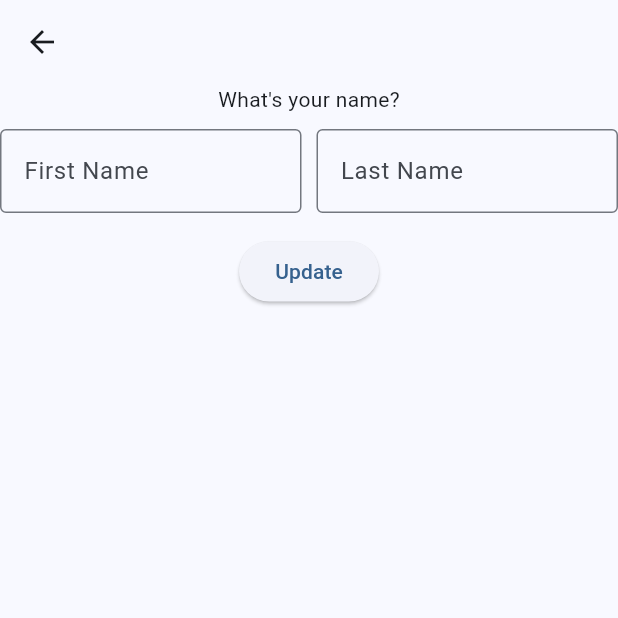
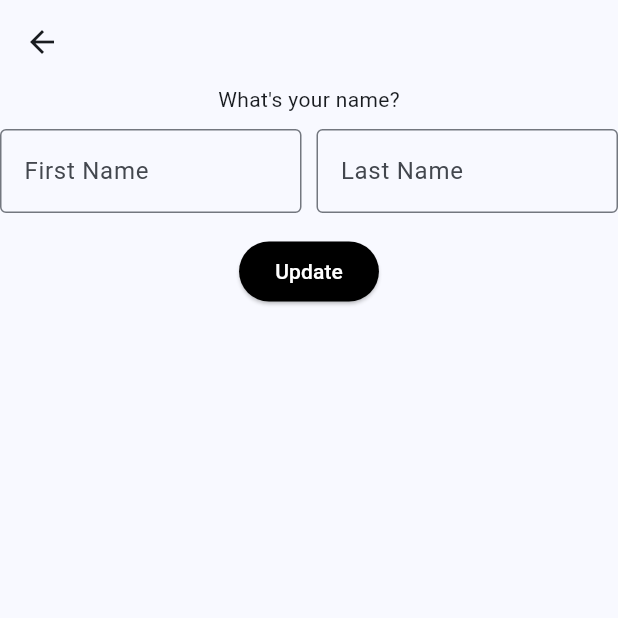
Before and after one commit to tietkenneth/ApproachableGeekDemo, a Flutter app: the NamePage screen opened directly with empty values, on a phone screen of 412 x 824 dp, the top half of it. Run offline on Flutter 3.47's test engine with Material 3 defaults, Android fonts, the phone set to English and light mode, and no system bars.

Commit message:
Updated colors of Update button

```diff
--- a/lib/main.dart
+++ b/lib/main.dart
@@ -255,8 +255,8 @@ class NamePage extends StatelessWidget {
         child: Column(
           //crossAxisAlignment: CrossAxisAlignment.start, // Align text to the start (left)
           children: [
-            Text("What's your name?"),
-            SizedBox(
+            const Text("What's your name?"),
+            const SizedBox(
               height: 10.0,
             ),
             Row(
@@ -264,22 +264,27 @@ class NamePage extends StatelessWidget {
                 Expanded(
                     child: TextField(
                         controller: firstNameController,
-                        decoration: InputDecoration(
+                        decoration: const InputDecoration(
                           labelText: 'First Name',
                           border: OutlineInputBorder(),
                         ))),
-                SizedBox(width: 10.0),
+                const SizedBox(width: 10.0),
                 Expanded(
                     child: TextField(
                         controller: lastNameController,
-                        decoration: InputDecoration(
+                        decoration: const InputDecoration(
                           labelText: 'Last Name',
                           border: OutlineInputBorder(),
                         ))),
               ],
             ),
-            SizedBox(height: 15),
+            const SizedBox(height: 15),
             ElevatedButton(
+              style: ButtonStyle(
+                  backgroundColor:
+                      MaterialStateProperty.all<Color>(Colors.black),
+                  foregroundColor:
+                      MaterialStateProperty.all<Color>(Colors.white)),
               onPressed: () {
                 String firstName = firstNameController.text;
                 String lastName = lastNameController.text;
@@ -321,6 +326,11 @@ class PhonePage extends StatelessWidget {
                 )),
             SizedBox(height: 15.0),
             ElevatedButton(
+              style: ButtonStyle(
+                  backgroundColor:
+                      MaterialStateProperty.all<Color>(Colors.black),
+                  foregroundColor:
+                      MaterialStateProperty.all<Color>(Colors.white)),
               onPressed: () {
                 String phoneNumber = phoneNumberController.text;
                 UserProfile userProfile =
@@ -358,6 +368,11 @@ class EmailPage extends StatelessWidget {
                 )),
             SizedBox(height: 15.0),
             ElevatedButton(
+              style: ButtonStyle(
+                  backgroundColor:
+                      MaterialStateProperty.all<Color>(Colors.black),
+                  foregroundColor:
+                      MaterialStateProperty.all<Color>(Colors.white)),
               onPressed: () {
                 String email = emailController.text;
                 UserProfile userProfile = UserProfile.updateEmail(email: email);
@@ -396,6 +411,11 @@ class DescriptionPage extends StatelessWidget {
                 )),
             SizedBox(height: 15.0),
             ElevatedButton(
+              style: ButtonStyle(
+                  backgroundColor:
+                      MaterialStateProperty.all<Color>(Colors.black),
+                  foregroundColor:
+                      MaterialStateProperty.all<Color>(Colors.white)),
               onPressed: () {
                 String description = descriptionController.text;
                 UserProfile userProfile =
```
